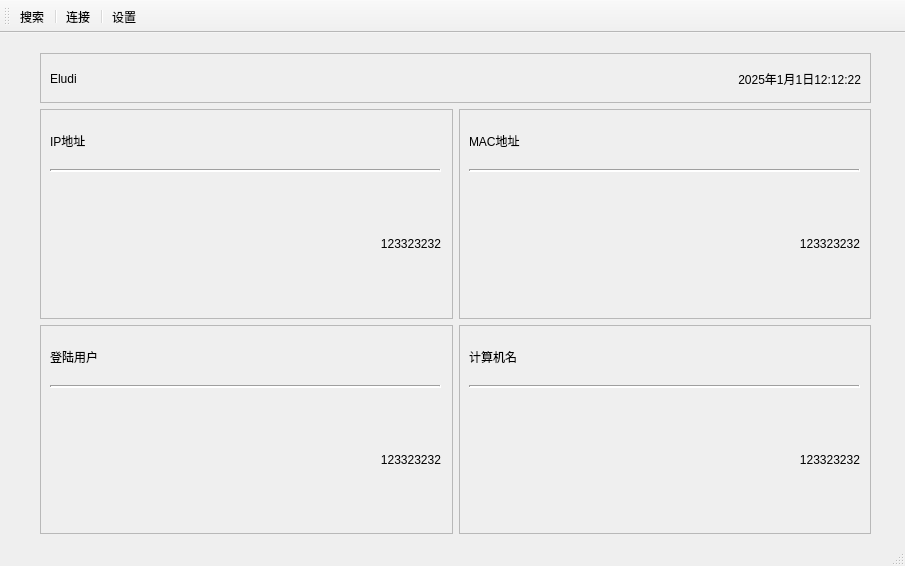
Above: GUI/main.ui from SelfAlone/LanRemoteManager before the change. Below: the same form after it.
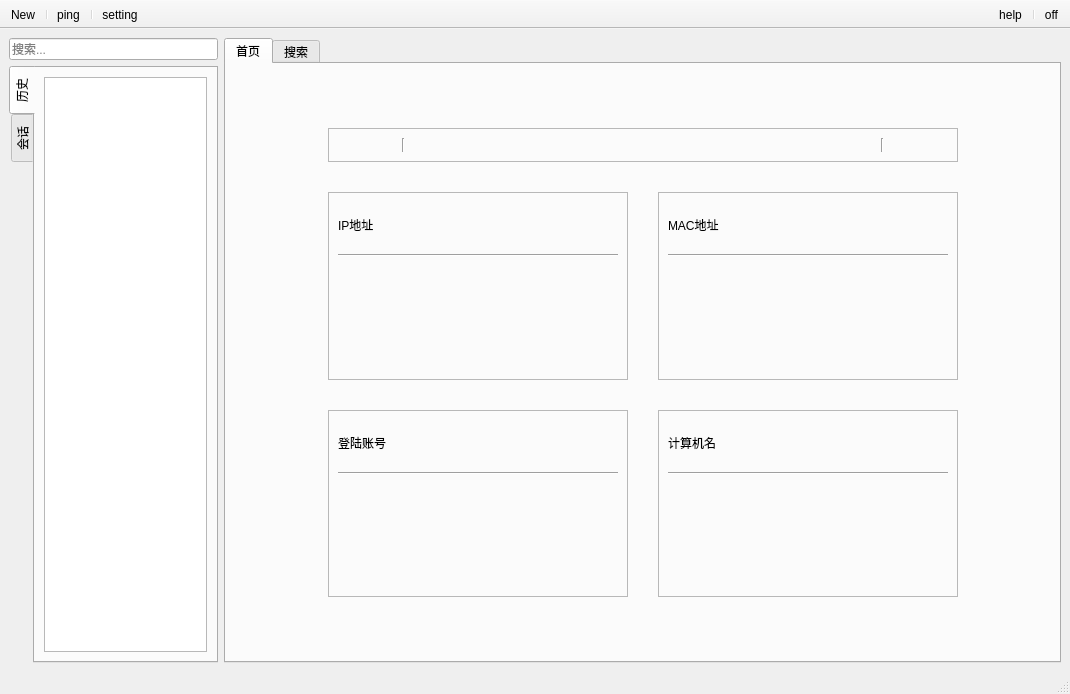
That is the form after the change. The open tabs and pages were chosen to show the change. Icons and pictures are not drawn.

Diff of the .ui file:
```diff
--- a/GUI/main.ui
+++ b/GUI/main.ui
@@ -2,474 +2,700 @@
 <ui version="4.0">
  <class>MainWindow</class>
  <widget class="QMainWindow" name="MainWindow">
+  <property name="enabled">
+   <bool>true</bool>
+  </property>
   <property name="geometry">
    <rect>
     <x>0</x>
     <y>0</y>
-    <width>905</width>
-    <height>566</height>
+    <width>1070</width>
+    <height>694</height>
    </rect>
   </property>
-  <property name="minimumSize">
-   <size>
-    <width>905</width>
-    <height>566</height>
-   </size>
-  </property>
-  <property name="maximumSize">
-   <size>
-    <width>905</width>
-    <height>566</height>
-   </size>
-  </property>
   <property name="windowTitle">
    <string>MainWindow</string>
   </property>
   <widget class="QWidget" name="centralwidget">
-   <widget class="QWidget" name="verticalLayoutWidget">
-    <property name="geometry">
-     <rect>
-      <x>40</x>
-      <y>20</y>
-      <width>831</width>
-      <height>481</height>
-     </rect>
-    </property>
-    <layout class="QVBoxLayout" name="verticalLayout_3">
-     <item>
-      <widget class="QFrame" name="frame_5">
-       <property name="minimumSize">
-        <size>
-         <width>0</width>
-         <height>0</height>
-        </size>
-       </property>
-       <property name="maximumSize">
-        <size>
-         <width>900</width>
-         <height>50</height>
-        </size>
-       </property>
-       <property name="styleSheet">
-        <string notr="true"/>
-       </property>
-       <property name="frameShape">
-        <enum>QFrame::Shape::StyledPanel</enum>
-       </property>
-       <property name="frameShadow">
-        <enum>QFrame::Shadow::Raised</enum>
-       </property>
-       <widget class="QLabel" name="full_name">
-        <property name="geometry">
-         <rect>
-          <x>10</x>
-          <y>10</y>
-          <width>91</width>
-          <height>31</height>
-         </rect>
+   <layout class="QHBoxLayout" name="horizontalLayout" stretch="2,8">
+    <item>
+     <layout class="QVBoxLayout" name="verticalLayout">
+      <item>
+       <widget class="QLineEdit" name="LeftSearchEdit">
+        <property name="maximumSize">
+         <size>
+          <width>16777215</width>
+          <height>25</height>
+         </size>
         </property>
-        <property name="text">
-         <string>Eludi</string>
+        <property name="placeholderText">
+         <string>搜索...</string>
         </property>
        </widget>
-       <widget class="QLabel" name="time">
-        <property name="geometry">
-         <rect>
-          <x>660</x>
-          <y>10</y>
-          <width>161</width>
-          <height>31</height>
-         </rect>
+      </item>
+      <item>
+       <widget class="QTabWidget" name="tabWidget_2">
+        <property name="tabPosition">
+         <enum>QTabWidget::TabPosition::West</enum>
         </property>
-        <property name="text">
-         <string>2025年1月1日12:12:22</string>
+        <property name="currentIndex">
+         <number>1</number>
         </property>
-        <property name="alignment">
-         <set>Qt::AlignmentFlag::AlignRight|Qt::AlignmentFlag::AlignTrailing|Qt::AlignmentFlag::AlignVCenter</set>
-        </property>
+        <widget class="QWidget" name="HistoryTab">
+         <attribute name="icon">
+          <iconset theme="QIcon::ThemeIcon::FormatJustifyLeft"/>
+         </attribute>
+         <attribute name="title">
+          <string>历史</string>
+         </attribute>
+         <layout class="QVBoxLayout" name="verticalLayout_2">
+          <item>
+           <widget class="QListWidget" name="listWidget">
+            <property name="minimumSize">
+             <size>
+              <width>150</width>
+              <height>0</height>
+             </size>
+            </property>
+            <property name="movement">
+             <enum>QListView::Movement::Static</enum>
+            </property>
+            <property name="flow">
+             <enum>QListView::Flow::TopToBottom</enum>
+            </property>
+            <property name="layoutMode">
+             <enum>QListView::LayoutMode::SinglePass</enum>
+            </property>
+            <property name="spacing">
+             <number>2</number>
+            </property>
+            <property name="viewMode">
+             <enum>QListView::ViewMode::ListMode</enum>
+            </property>
+            <property name="currentRow">
+             <number>-1</number>
+            </property>
+           </widget>
+          </item>
+         </layout>
+        </widget>
+        <widget class="QWidget" name="SessionTab">
+         <attribute name="icon">
+          <iconset theme="QIcon::ThemeIcon::MailSend"/>
+         </attribute>
+         <attribute name="title">
+          <string>会话</string>
+         </attribute>
+         <layout class="QVBoxLayout" name="verticalLayout_3">
+          <item>
+           <widget class="QTreeWidget" name="treeWidget">
+            <property name="contextMenuPolicy">
+             <enum>Qt::ContextMenuPolicy::CustomContextMenu</enum>
+            </property>
+            <property name="autoExpandDelay">
+             <number>-1</number>
+            </property>
+            <column>
+             <property name="text">
+              <string>用户会话</string>
+             </property>
+             <property name="icon">
+              <iconset theme="QIcon::ThemeIcon::FolderOpen"/>
+             </property>
+            </column>
+           </widget>
+          </item>
+         </layout>
+        </widget>
        </widget>
-      </widget>
-     </item>
-     <item>
-      <layout class="QGridLayout" name="gridLayout">
-       <property name="sizeConstraint">
-        <enum>QLayout::SizeConstraint::SetDefaultConstraint</enum>
-       </property>
-       <item row="1" column="0">
-        <widget class="QFrame" name="frame">
-         <property name="frameShape">
-          <enum>QFrame::Shape::StyledPanel</enum>
-         </property>
-         <property name="frameShadow">
-          <enum>QFrame::Shadow::Raised</enum>
-         </property>
-         <widget class="QWidget" name="verticalLayoutWidget_2">
-          <property name="geometry">
-           <rect>
-            <x>10</x>
-            <y>10</y>
-            <width>391</width>
-            <height>191</height>
-           </rect>
+      </item>
+     </layout>
+    </item>
+    <item>
+     <widget class="QTabWidget" name="tabWidget">
+      <property name="tabPosition">
+       <enum>QTabWidget::TabPosition::North</enum>
+      </property>
+      <property name="tabShape">
+       <enum>QTabWidget::TabShape::Rounded</enum>
+      </property>
+      <property name="currentIndex">
+       <number>0</number>
+      </property>
+      <property name="tabsClosable">
+       <bool>false</bool>
+      </property>
+      <property name="tabBarAutoHide">
+       <bool>false</bool>
+      </property>
+      <widget class="QWidget" name="HomeTab">
+       <attribute name="icon">
+        <iconset theme="QIcon::ThemeIcon::GoHome"/>
+       </attribute>
+       <attribute name="title">
+        <string>首页</string>
+       </attribute>
+       <layout class="QGridLayout" name="gridLayout">
+        <property name="sizeConstraint">
+         <enum>QLayout::SizeConstraint::SetDefaultConstraint</enum>
+        </property>
+        <property name="leftMargin">
+         <number>20</number>
+        </property>
+        <property name="topMargin">
+         <number>20</number>
+        </property>
+        <property name="rightMargin">
+         <number>20</number>
+        </property>
+        <property name="bottomMargin">
+         <number>20</number>
+        </property>
+        <property name="spacing">
+         <number>30</number>
+        </property>
+        <item row="3" column="2">
+         <widget class="QFrame" name="frame_4">
+          <property name="minimumSize">
+           <size>
+            <width>300</width>
+            <height>180</height>
+           </size>
           </property>
-          <layout class="QVBoxLayout" name="verticalLayout_4">
+          <property name="maximumSize">
+           <size>
+            <width>400</width>
+            <height>250</height>
+           </size>
+          </property>
+          <property name="frameShape">
+           <enum>QFrame::Shape::StyledPanel</enum>
+          </property>
+          <property name="frameShadow">
+           <enum>QFrame::Shadow::Raised</enum>
+          </property>
+          <layout class="QVBoxLayout" name="verticalLayout_8" stretch="3,0,7">
            <item>
-            <widget class="QLabel" name="label_3">
-             <property name="sizePolicy">
-              <sizepolicy hsizetype="Preferred" vsizetype="Preferred">
-               <horstretch>0</horstretch>
-               <verstretch>1</verstretch>
-              </sizepolicy>
+            <widget class="QLabel" name="label_11">
+             <property name="text">
+              <string>计算机名</string>
              </property>
+            </widget>
+           </item>
+           <item>
+            <widget class="Line" name="line_6">
+             <property name="orientation">
+              <enum>Qt::Orientation::Horizontal</enum>
+             </property>
+            </widget>
+           </item>
+           <item>
+            <widget class="QLabel" name="ClientNameLabel">
+             <property name="text">
+              <string/>
+             </property>
+             <property name="alignment">
+              <set>Qt::AlignmentFlag::AlignCenter</set>
+             </property>
+            </widget>
+           </item>
+          </layout>
+         </widget>
+        </item>
+        <item row="1" column="0" rowspan="3">
+         <widget class="QLabel" name="label_3">
+          <property name="text">
+           <string/>
+          </property>
+         </widget>
+        </item>
+        <item row="2" column="1">
+         <widget class="QFrame" name="frame">
+          <property name="minimumSize">
+           <size>
+            <width>300</width>
+            <height>180</height>
+           </size>
+          </property>
+          <property name="maximumSize">
+           <size>
+            <width>400</width>
+            <height>250</height>
+           </size>
+          </property>
+          <property name="frameShape">
+           <enum>QFrame::Shape::StyledPanel</enum>
+          </property>
+          <property name="frameShadow">
+           <enum>QFrame::Shadow::Raised</enum>
+          </property>
+          <layout class="QVBoxLayout" name="verticalLayout_5" stretch="3,0,7">
+           <item>
+            <widget class="QLabel" name="label_7">
              <property name="text">
               <string>IP地址</string>
              </property>
             </widget>
            </item>
            <item>
-            <widget class="Line" name="line">
-             <property name="minimumSize">
-              <size>
-               <width>0</width>
-               <height>0</height>
-              </size>
-             </property>
-             <property name="frameShadow">
-              <enum>QFrame::Shadow::Sunken</enum>
-             </property>
-             <property name="lineWidth">
-              <number>2</number>
-             </property>
-             <property name="midLineWidth">
-              <number>0</number>
-             </property>
-             <property name="orientation">
-              <enum>Qt::Orientation::Horizontal</enum>
-             </property>
-            </widget>
-           </item>
-           <item>
-            <widget class="QLabel" name="ip_info">
-             <property name="sizePolicy">
-              <sizepolicy hsizetype="Preferred" vsizetype="Preferred">
-               <horstretch>0</horstretch>
-               <verstretch>3</verstretch>
-              </sizepolicy>
-             </property>
-             <property name="lineWidth">
-              <number>1</number>
-             </property>
-             <property name="text">
-              <string>123323232</string>
-             </property>
-             <property name="alignment">
-              <set>Qt::AlignmentFlag::AlignRight|Qt::AlignmentFlag::AlignTrailing|Qt::AlignmentFlag::AlignVCenter</set>
-             </property>
-            </widget>
-           </item>
-          </layout>
-         </widget>
-        </widget>
-       </item>
-       <item row="1" column="1">
-        <widget class="QFrame" name="frame_2">
-         <property name="frameShape">
-          <enum>QFrame::Shape::StyledPanel</enum>
-         </property>
-         <property name="frameShadow">
-          <enum>QFrame::Shadow::Raised</enum>
-         </property>
-         <widget class="QWidget" name="verticalLayoutWidget_3">
-          <property name="geometry">
-           <rect>
-            <x>10</x>
-            <y>10</y>
-            <width>391</width>
-            <height>191</height>
-           </rect>
-          </property>
-          <layout class="QVBoxLayout" name="verticalLayout_5">
-           <item>
-            <widget class="QLabel" name="label_4">
-             <property name="sizePolicy">
-              <sizepolicy hsizetype="Preferred" vsizetype="Preferred">
-               <horstretch>0</horstretch>
-               <verstretch>1</verstretch>
-              </sizepolicy>
-             </property>
-             <property name="text">
-              <string>MAC地址</string>
-             </property>
-            </widget>
-           </item>
-           <item>
-            <widget class="Line" name="line_2">
-             <property name="minimumSize">
-              <size>
-               <width>0</width>
-               <height>0</height>
-              </size>
-             </property>
-             <property name="frameShadow">
-              <enum>QFrame::Shadow::Sunken</enum>
-             </property>
-             <property name="lineWidth">
-              <number>2</number>
-             </property>
-             <property name="midLineWidth">
-              <number>0</number>
-             </property>
-             <property name="orientation">
-              <enum>Qt::Orientation::Horizontal</enum>
-             </property>
-            </widget>
-           </item>
-           <item>
-            <widget class="QLabel" name="mac_info">
-             <property name="sizePolicy">
-              <sizepolicy hsizetype="Preferred" vsizetype="Preferred">
-               <horstretch>0</horstretch>
-               <verstretch>3</verstretch>
-              </sizepolicy>
-             </property>
-             <property name="lineWidth">
-              <number>1</number>
-             </property>
-             <property name="text">
-              <string>123323232</string>
-             </property>
-             <property name="alignment">
-              <set>Qt::AlignmentFlag::AlignRight|Qt::AlignmentFlag::AlignTrailing|Qt::AlignmentFlag::AlignVCenter</set>
-             </property>
-            </widget>
-           </item>
-          </layout>
-         </widget>
-        </widget>
-       </item>
-       <item row="3" column="0">
-        <widget class="QFrame" name="frame_3">
-         <property name="frameShape">
-          <enum>QFrame::Shape::StyledPanel</enum>
-         </property>
-         <property name="frameShadow">
-          <enum>QFrame::Shadow::Raised</enum>
-         </property>
-         <widget class="QWidget" name="verticalLayoutWidget_4">
-          <property name="geometry">
-           <rect>
-            <x>10</x>
-            <y>10</y>
-            <width>391</width>
-            <height>191</height>
-           </rect>
-          </property>
-          <layout class="QVBoxLayout" name="verticalLayout_6">
-           <item>
-            <widget class="QLabel" name="label_5">
-             <property name="sizePolicy">
-              <sizepolicy hsizetype="Preferred" vsizetype="Preferred">
-               <horstretch>0</horstretch>
-               <verstretch>1</verstretch>
-              </sizepolicy>
-             </property>
-             <property name="text">
-              <string>登陆用户</string>
-             </property>
-            </widget>
-           </item>
-           <item>
             <widget class="Line" name="line_3">
-             <property name="minimumSize">
-              <size>
-               <width>0</width>
-               <height>0</height>
-              </size>
-             </property>
-             <property name="frameShadow">
-              <enum>QFrame::Shadow::Sunken</enum>
-             </property>
-             <property name="lineWidth">
-              <number>2</number>
-             </property>
-             <property name="midLineWidth">
-              <number>0</number>
-             </property>
              <property name="orientation">
               <enum>Qt::Orientation::Horizontal</enum>
              </property>
             </widget>
            </item>
            <item>
-            <widget class="QLabel" name="login_user">
-             <property name="sizePolicy">
-              <sizepolicy hsizetype="Preferred" vsizetype="Preferred">
-               <horstretch>0</horstretch>
-               <verstretch>3</verstretch>
-              </sizepolicy>
-             </property>
-             <property name="lineWidth">
-              <number>1</number>
-             </property>
+            <widget class="QLabel" name="IpLabel">
              <property name="text">
-              <string>123323232</string>
+              <string/>
              </property>
              <property name="alignment">
-              <set>Qt::AlignmentFlag::AlignRight|Qt::AlignmentFlag::AlignTrailing|Qt::AlignmentFlag::AlignVCenter</set>
+              <set>Qt::AlignmentFlag::AlignCenter</set>
              </property>
             </widget>
            </item>
           </layout>
          </widget>
-        </widget>
-       </item>
-       <item row="3" column="1">
-        <widget class="QFrame" name="frame_4">
-         <property name="frameShape">
-          <enum>QFrame::Shape::StyledPanel</enum>
-         </property>
-         <property name="frameShadow">
-          <enum>QFrame::Shadow::Raised</enum>
-         </property>
-         <widget class="QWidget" name="verticalLayoutWidget_5">
-          <property name="geometry">
-           <rect>
-            <x>10</x>
-            <y>10</y>
-            <width>391</width>
-            <height>191</height>
-           </rect>
+        </item>
+        <item row="2" column="2">
+         <widget class="QFrame" name="frame_2">
+          <property name="minimumSize">
+           <size>
+            <width>300</width>
+            <height>180</height>
+           </size>
           </property>
-          <layout class="QVBoxLayout" name="verticalLayout_7">
+          <property name="maximumSize">
+           <size>
+            <width>400</width>
+            <height>250</height>
+           </size>
+          </property>
+          <property name="frameShape">
+           <enum>QFrame::Shape::StyledPanel</enum>
+          </property>
+          <property name="frameShadow">
+           <enum>QFrame::Shadow::Raised</enum>
+          </property>
+          <layout class="QVBoxLayout" name="verticalLayout_6" stretch="3,0,7">
            <item>
-            <widget class="QLabel" name="label_6">
-             <property name="sizePolicy">
-              <sizepolicy hsizetype="Preferred" vsizetype="Preferred">
-               <horstretch>0</horstretch>
-               <verstretch>1</verstretch>
-              </sizepolicy>
-             </property>
+            <widget class="QLabel" name="label_9">
              <property name="text">
-              <string>计算机名</string>
+              <string>MAC地址</string>
              </property>
             </widget>
            </item>
            <item>
             <widget class="Line" name="line_4">
-             <property name="minimumSize">
-              <size>
-               <width>0</width>
-               <height>0</height>
-              </size>
+             <property name="orientation">
+              <enum>Qt::Orientation::Horizontal</enum>
              </property>
-             <property name="frameShadow">
-              <enum>QFrame::Shadow::Sunken</enum>
+            </widget>
+           </item>
+           <item>
+            <widget class="QLabel" name="MacLabel">
+             <property name="text">
+              <string/>
              </property>
-             <property name="lineWidth">
-              <number>2</number>
+             <property name="alignment">
+              <set>Qt::AlignmentFlag::AlignCenter</set>
              </property>
-             <property name="midLineWidth">
-              <number>0</number>
+            </widget>
+           </item>
+          </layout>
+         </widget>
+        </item>
+        <item row="1" column="1" colspan="2">
+         <widget class="QFrame" name="frame_5">
+          <property name="minimumSize">
+           <size>
+            <width>0</width>
+            <height>30</height>
+           </size>
+          </property>
+          <property name="maximumSize">
+           <size>
+            <width>16777215</width>
+            <height>40</height>
+           </size>
+          </property>
+          <property name="frameShape">
+           <enum>QFrame::Shape::StyledPanel</enum>
+          </property>
+          <property name="frameShadow">
+           <enum>QFrame::Shadow::Raised</enum>
+          </property>
+          <layout class="QHBoxLayout" name="horizontalLayout_3" stretch="1,0,8,0,1">
+           <item>
+            <widget class="QLabel" name="FullNameLabel">
+             <property name="text">
+              <string/>
              </property>
+            </widget>
+           </item>
+           <item>
+            <widget class="Line" name="line">
              <property name="orientation">
-              <enum>Qt::Orientation::Horizontal</enum>
+              <enum>Qt::Orientation::Vertical</enum>
              </property>
             </widget>
            </item>
            <item>
-            <widget class="QLabel" name="pc_name">
-             <property name="sizePolicy">
-              <sizepolicy hsizetype="Preferred" vsizetype="Preferred">
-               <horstretch>0</horstretch>
-               <verstretch>3</verstretch>
-              </sizepolicy>
+            <widget class="QLabel" name="label_8">
+             <property name="text">
+              <string/>
              </property>
-             <property name="lineWidth">
-              <number>1</number>
+            </widget>
+           </item>
+           <item>
+            <widget class="Line" name="line_2">
+             <property name="orientation">
+              <enum>Qt::Orientation::Vertical</enum>
              </property>
+            </widget>
+           </item>
+           <item>
+            <widget class="QLabel" name="TimeLabel">
              <property name="text">
-              <string>123323232</string>
+              <string/>
              </property>
+            </widget>
+           </item>
+          </layout>
+         </widget>
+        </item>
+        <item row="3" column="1">
+         <widget class="QFrame" name="frame_3">
+          <property name="minimumSize">
+           <size>
+            <width>300</width>
+            <height>180</height>
+           </size>
+          </property>
+          <property name="maximumSize">
+           <size>
+            <width>400</width>
+            <height>250</height>
+           </size>
+          </property>
+          <property name="frameShape">
+           <enum>QFrame::Shape::StyledPanel</enum>
+          </property>
+          <property name="frameShadow">
+           <enum>QFrame::Shadow::Raised</enum>
+          </property>
+          <layout class="QVBoxLayout" name="verticalLayout_7" stretch="3,0,7">
+           <item>
+            <widget class="QLabel" name="label_10">
+             <property name="text">
+              <string>登陆账号</string>
+             </property>
+            </widget>
+           </item>
+           <item>
+            <widget class="Line" name="line_5">
+             <property name="orientation">
+              <enum>Qt::Orientation::Horizontal</enum>
+             </property>
+            </widget>
+           </item>
+           <item>
+            <widget class="QLabel" name="LoginUserLabel">
+             <property name="text">
+              <string/>
+             </property>
              <property name="alignment">
-              <set>Qt::AlignmentFlag::AlignRight|Qt::AlignmentFlag::AlignTrailing|Qt::AlignmentFlag::AlignVCenter</set>
+              <set>Qt::AlignmentFlag::AlignCenter</set>
              </property>
             </widget>
            </item>
           </layout>
          </widget>
-        </widget>
-       </item>
-      </layout>
-     </item>
-    </layout>
-   </widget>
+        </item>
+        <item row="0" column="0" colspan="4">
+         <widget class="QLabel" name="label_4">
+          <property name="text">
+           <string/>
+          </property>
+         </widget>
+        </item>
+        <item row="1" column="3" rowspan="3">
+         <widget class="QLabel" name="label_5">
+          <property name="text">
+           <string/>
+          </property>
+         </widget>
+        </item>
+        <item row="4" column="0" colspan="4">
+         <widget class="QLabel" name="label_6">
+          <property name="text">
+           <string/>
+          </property>
+         </widget>
+        </item>
+       </layout>
+      </widget>
+      <widget class="QWidget" name="SearchTab">
+       <attribute name="icon">
+        <iconset theme="QIcon::ThemeIcon::SystemSearch"/>
+       </attribute>
+       <attribute name="title">
+        <string>搜索</string>
+       </attribute>
+       <layout class="QVBoxLayout" name="verticalLayout_4">
+        <item>
+         <layout class="QHBoxLayout" name="horizontalLayout_2">
+          <item>
+           <widget class="QLabel" name="label">
+            <property name="text">
+             <string/>
+            </property>
+           </widget>
+          </item>
+          <item>
+           <widget class="QLineEdit" name="lineEdit">
+            <property name="minimumSize">
+             <size>
+              <width>0</width>
+              <height>25</height>
+             </size>
+            </property>
+            <property name="maximumSize">
+             <size>
+              <width>500</width>
+              <height>16777215</height>
+             </size>
+            </property>
+            <property name="alignment">
+             <set>Qt::AlignmentFlag::AlignLeading|Qt::AlignmentFlag::AlignLeft|Qt::AlignmentFlag::AlignVCenter</set>
+            </property>
+            <property name="placeholderText">
+             <string>计算机名/IP地址/MAC地址/登陆用户...</string>
+            </property>
+           </widget>
+          </item>
+          <item>
+           <widget class="QPushButton" name="pushButton">
+            <property name="enabled">
+             <bool>true</bool>
+            </property>
+            <property name="minimumSize">
+             <size>
+              <width>25</width>
+              <height>25</height>
+             </size>
+            </property>
+            <property name="maximumSize">
+             <size>
+              <width>25</width>
+              <height>25</height>
+             </size>
+            </property>
+            <property name="text">
+             <string/>
+            </property>
+            <property name="icon">
+             <iconset theme="QIcon::ThemeIcon::SystemSearch"/>
+            </property>
+           </widget>
+          </item>
+          <item>
+           <widget class="QLabel" name="label_2">
+            <property name="text">
+             <string/>
+            </property>
+           </widget>
+          </item>
+         </layout>
+        </item>
+        <item>
+         <widget class="QTableWidget" name="ClientRecordTable">
+          <property name="alternatingRowColors">
+           <bool>true</bool>
+          </property>
+          <property name="rowCount">
+           <number>0</number>
+          </property>
+          <attribute name="horizontalHeaderStretchLastSection">
+           <bool>false</bool>
+          </attribute>
+          <attribute name="verticalHeaderVisible">
+           <bool>false</bool>
+          </attribute>
+          <attribute name="verticalHeaderStretchLastSection">
+           <bool>false</bool>
+          </attribute>
+          <column>
+           <property name="text">
+            <string>姓名</string>
+           </property>
+          </column>
+          <column>
+           <property name="text">
+            <string>登录名</string>
+           </property>
+          </column>
+          <column>
+           <property name="text">
+            <string>计算机名</string>
+           </property>
+          </column>
+          <column>
+           <property name="text">
+            <string>IP地址</string>
+           </property>
+          </column>
+          <column>
+           <property name="text">
+            <string>MAC地址</string>
+           </property>
+          </column>
+          <column>
+           <property name="text">
+            <string>最近登陆时间</string>
+           </property>
+          </column>
+          <column>
+           <property name="text">
+            <string>备注</string>
+           </property>
+          </column>
+          <column>
+           <property name="text">
+            <string>功能</string>
+           </property>
+          </column>
+         </widget>
+        </item>
+       </layout>
+      </widget>
+     </widget>
+    </item>
+   </layout>
   </widget>
   <widget class="QStatusBar" name="statusbar"/>
   <widget class="QToolBar" name="toolBar">
+   <property name="sizePolicy">
+    <sizepolicy hsizetype="Preferred" vsizetype="Fixed">
+     <horstretch>0</horstretch>
+     <verstretch>0</verstretch>
+    </sizepolicy>
+   </property>
    <property name="windowTitle">
     <string>toolBar</string>
    </property>
+   <property name="movable">
+    <bool>false</bool>
+   </property>
    <attribute name="toolBarArea">
     <enum>TopToolBarArea</enum>
    </attribute>
    <attribute name="toolBarBreak">
     <bool>false</bool>
    </attribute>
-   <addaction name="search_action"/>
+   <addaction name="actionNew"/>
    <addaction name="separator"/>
-   <addaction name="link_action"/>
+   <addaction name="actionping"/>
    <addaction name="separator"/>
-   <addaction name="conf_action"/>
+   <addaction name="actionsetting"/>
   </widget>
-  <action name="search_action">
-   <property name="icon">
-    <iconset theme="system-search"/>
+  <widget class="QToolBar" name="toolBar_2">
+   <property name="sizePolicy">
+    <sizepolicy hsizetype="Preferred" vsizetype="Fixed">
+     <horstretch>0</horstretch>
+     <verstretch>0</verstretch>
+    </sizepolicy>
    </property>
-   <property name="text">
-    <string>搜索</string>
+   <property name="windowTitle">
+    <string>toolBar_2</string>
    </property>
-   <property name="toolTip">
-    <string>搜索主机</string>
+   <property name="layoutDirection">
+    <enum>Qt::LayoutDirection::RightToLeft</enum>
    </property>
-   <property name="shortcut">
-    <string>Alt+S</string>
+   <property name="movable">
+    <bool>false</bool>
    </property>
-   <property name="menuRole">
-    <enum>QAction::MenuRole::ApplicationSpecificRole</enum>
+   <property name="allowedAreas">
+    <set>Qt::ToolBarArea::AllToolBarAreas</set>
    </property>
-  </action>
-  <action name="link_action">
+   <attribute name="toolBarArea">
+    <enum>TopToolBarArea</enum>
+   </attribute>
+   <attribute name="toolBarBreak">
+    <bool>false</bool>
+   </attribute>
+   <addaction name="actionoff"/>
+   <addaction name="separator"/>
+   <addaction name="actionhelp"/>
+  </widget>
+  <action name="actionNew">
    <property name="icon">
-    <iconset theme="list-add"/>
+    <iconset theme="document-open"/>
    </property>
    <property name="text">
-    <string>连接</string>
+    <string>New</string>
    </property>
    <property name="toolTip">
-    <string>临时连接</string>
+    <string>新建临时会话</string>
    </property>
-   <property name="shortcut">
-    <string>Alt+N</string>
-   </property>
    <property name="menuRole">
-    <enum>QAction::MenuRole::ApplicationSpecificRole</enum>
+    <enum>QAction::MenuRole::NoRole</enum>
    </property>
   </action>
-  <action name="conf_action">
+  <action name="actionsetting">
    <property name="icon">
     <iconset theme="document-properties"/>
    </property>
    <property name="text">
-    <string>设置</string>
+    <string>setting</string>
    </property>
    <property name="toolTip">
     <string>设置</string>
    </property>
-   <property name="shortcut">
-    <string>Alt+P</string>
+   <property name="menuRole">
+    <enum>QAction::MenuRole::NoRole</enum>
    </property>
+  </action>
+  <action name="actionhelp">
+   <property name="icon">
+    <iconset theme="help-browser"/>
+   </property>
+   <property name="text">
+    <string>help</string>
+   </property>
+   <property name="toolTip">
+    <string>帮助</string>
+   </property>
    <property name="menuRole">
-    <enum>QAction::MenuRole::ApplicationSpecificRole</enum>
+    <enum>QAction::MenuRole::NoRole</enum>
+   </property>
+  </action>
+  <action name="actionoff">
+   <property name="icon">
+    <iconset theme="system-shutdown"/>
+   </property>
+   <property name="text">
+    <string>off</string>
+   </property>
+   <property name="toolTip">
+    <string>退出</string>
+   </property>
+   <property name="menuRole">
+    <enum>QAction::MenuRole::NoRole</enum>
+   </property>
+  </action>
+  <action name="actionping">
+   <property name="icon">
+    <iconset theme="network-wired"/>
+   </property>
+   <property name="text">
+    <string>ping</string>
+   </property>
+   <property name="toolTip">
+    <string>在线检测</string>
+   </property>
+   <property name="menuRole">
+    <enum>QAction::MenuRole::NoRole</enum>
    </property>
   </action>
  </widget>
```
Left out of the diff: 36 changed lines with no effect on the pictures.
